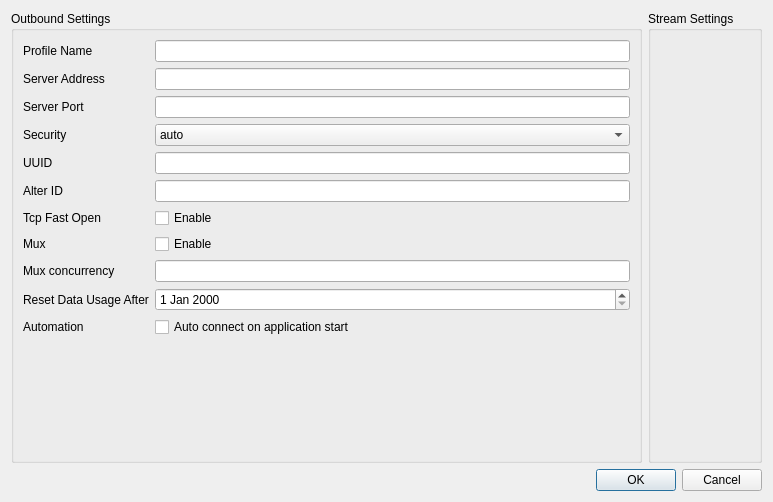
The window that ui/vmesseditdialog.ui (Trojan-Qt5/Trojan-Qt5) describes before a commit, drawn with Qt 5.
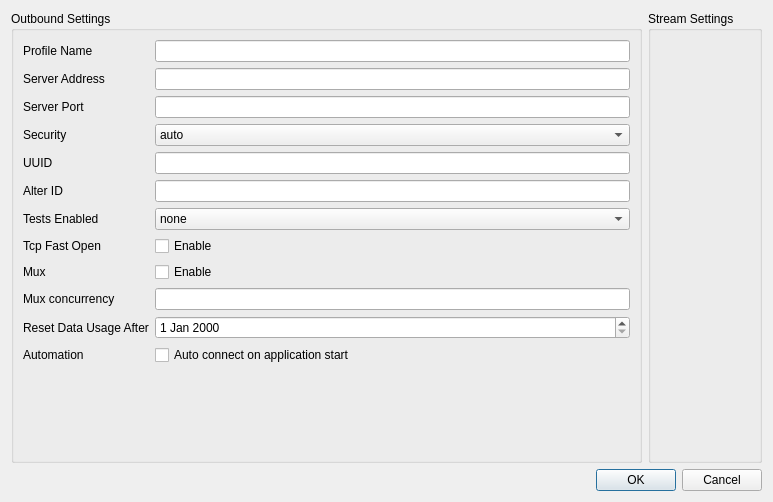
The same window after the commit.

Patch:
```diff
--- a/ui/vmesseditdialog.ui
+++ b/ui/vmesseditdialog.ui
@@ -120,68 +120,89 @@
           <item row="5" column="1">
            <widget class="QLineEdit" name="alterIDEdit"/>
           </item>
-          <item row="6" column="0">
+          <item row="7" column="0">
            <widget class="QLabel" name="label_7">
             <property name="text">
              <string>Tcp Fast Open</string>
             </property>
            </widget>
           </item>
-          <item row="6" column="1">
+          <item row="7" column="1">
            <widget class="QCheckBox" name="tcpFastOpenCheckBox">
             <property name="text">
              <string>Enable</string>
             </property>
            </widget>
           </item>
-          <item row="7" column="0">
+          <item row="8" column="0">
            <widget class="QLabel" name="label_10">
             <property name="text">
              <string>Mux</string>
             </property>
            </widget>
           </item>
-          <item row="9" column="0">
+          <item row="10" column="0">
            <widget class="QLabel" name="label_8">
             <property name="text">
              <string>Reset Data Usage After</string>
             </property>
            </widget>
           </item>
-          <item row="9" column="1">
+          <item row="10" column="1">
            <widget class="QDateEdit" name="resetDateEdit"/>
           </item>
-          <item row="10" column="0">
+          <item row="11" column="0">
            <widget class="QLabel" name="label_9">
             <property name="text">
              <string>Automation</string>
             </property>
            </widget>
           </item>
-          <item row="10" column="1">
+          <item row="11" column="1">
            <widget class="QCheckBox" name="autoStartCheckBox">
             <property name="text">
              <string>Auto connect on application start</string>
             </property>
            </widget>
           </item>
-          <item row="7" column="1">
+          <item row="8" column="1">
            <widget class="QCheckBox" name="muxCheckBox">
             <property name="text">
              <string>Enable</string>
             </property>
            </widget>
           </item>
-          <item row="8" column="0">
+          <item row="9" column="0">
            <widget class="QLabel" name="label_11">
             <property name="text">
              <string>Mux concurrency</string>
             </property>
            </widget>
           </item>
-          <item row="8" column="1">
+          <item row="9" column="1">
            <widget class="QLineEdit" name="muxConcurrencyEdit"/>
           </item>
+          <item row="6" column="0">
+           <widget class="QLabel" name="label_12">
+            <property name="text">
+             <string>Tests Enabled</string>
+            </property>
+           </widget>
+          </item>
+          <item row="6" column="1">
+           <widget class="QComboBox" name="comboBox">
+            <item>
+             <property name="text">
+              <string>none</string>
+             </property>
+            </item>
+            <item>
+             <property name="text">
+              <string>VMessAEAD</string>
+             </property>
+            </item>
+           </widget>
+          </item>
          </layout>
         </item>
        </layout>
```
